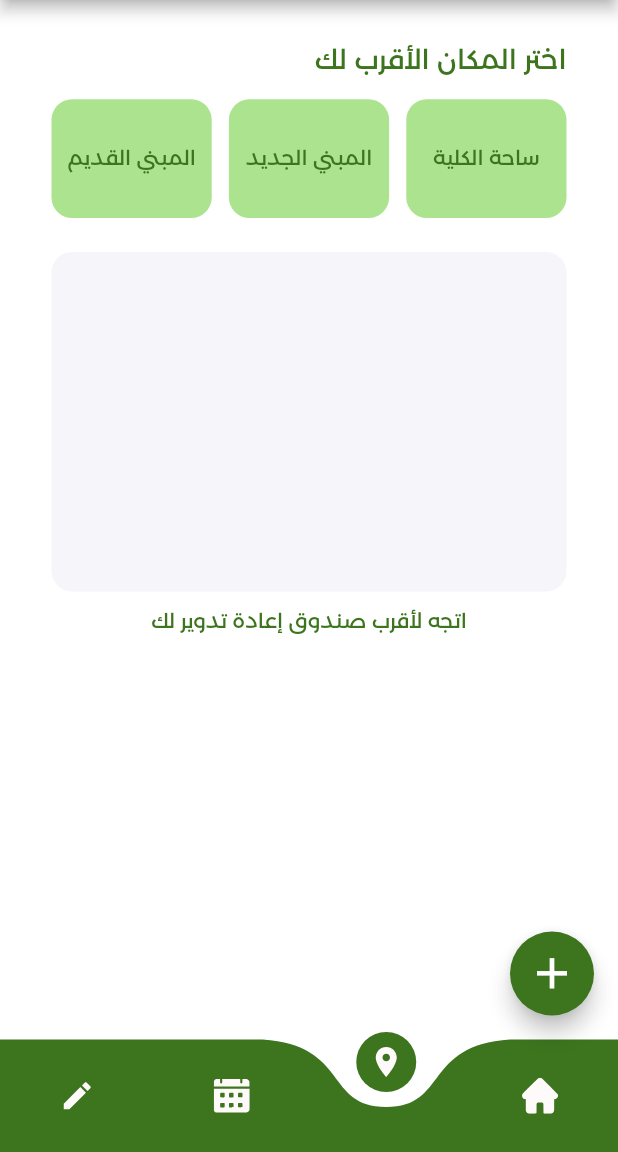
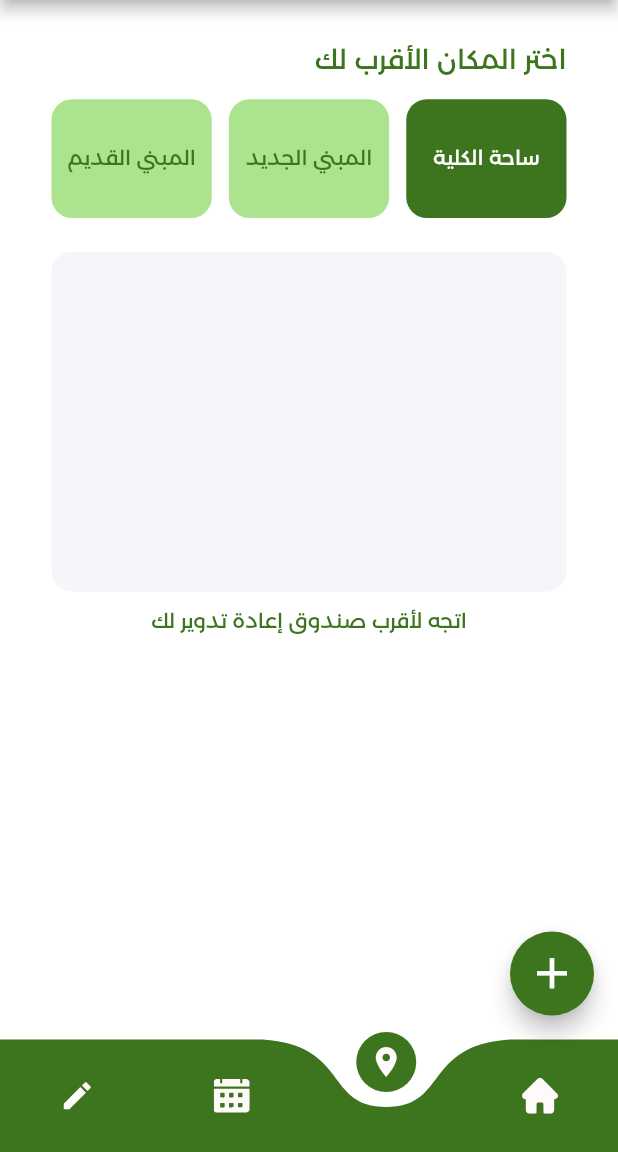
Before and after one commit to ahmed-tarek-salem/green_cycle, a Flutter app: the HomeLayoutScreen screen opened by its route, item 2 of the bottom bar chosen, on a phone screen of 412 x 824 dp, the part 84-1236 px from its top. Run offline on Flutter 3.47's test engine with Material 2 defaults, Android fonts, the phone set to English and light mode, and no system bars; drawn by our look-alikes of curved_navigation_bar; our stand-ins replace dio, flutter_screenutil, flutter_smart_dialog, flutter_spinkit, flutter_svg, form_builder_validators and 2 more; accounts and stored records are empty; project files that could hold a hidden picture were left out.

Commit message:
location tabs

```diff
--- a/lib/modules/home_layout/home_layout_bindings.dart
+++ b/lib/modules/home_layout/home_layout_bindings.dart
@@ -1,9 +1,11 @@
 import 'package:get/get.dart';
 import 'package:green_cycle/modules/home_layout/home_layout_controller.dart';
+import 'package:green_cycle/modules/tabs/locations/locations_controller.dart';
 
 class HomeLayoutBindings extends Bindings {
   @override
   void dependencies() {
     Get.lazyPut(() => HomeLayoutController());
+    Get.lazyPut(() => LocationsController());
   }
 }
--- a/lib/modules/home_layout/home_layout_controller.dart
+++ b/lib/modules/home_layout/home_layout_controller.dart
@@ -17,7 +17,6 @@ class HomeLayoutController extends GetxController {
   ];
 
   set navBarIndex(int index) {
-    print(index);
     _navBarIndex.value = index;
     update();
   }
--- a/lib/modules/tabs/locations/locations_tab.dart
+++ b/lib/modules/tabs/locations/locations_tab.dart
@@ -27,11 +27,13 @@ class LocationsTab extends StatelessWidget {
           SizedBox(height: 14.h),
           Row(
             children: [
-              const LocationTile(name: 'ساحة الكلية', index: 0),
+              const LocationTile(name: 'ساحة الكلية', index: 0, isActive: true),
               SizedBox(width: 10.w),
-              const LocationTile(name: 'المبني الجديد', index: 1),
+              const LocationTile(
+                  name: 'المبني الجديد', index: 1, isActive: false),
               SizedBox(width: 10.w),
-              const LocationTile(name: 'المبني القديم', index: 2),
+              const LocationTile(
+                  name: 'المبني القديم', index: 2, isActive: false),
             ],
           ),
           SizedBox(height: 20.h),
--- a/lib/modules/tabs/locations/widgets/location_tile.dart
+++ b/lib/modules/tabs/locations/widgets/location_tile.dart
@@ -1,15 +1,19 @@
 import 'package:flutter/material.dart';
 import 'package:flutter_screenutil/flutter_screenutil.dart';
+import 'package:get/get.dart';
+import 'package:green_cycle/modules/tabs/locations/locations_controller.dart';
 import 'package:green_cycle/theme/app_colors.dart';
 import 'package:green_cycle/utilities/global/app_constants.dart';
 
 class LocationTile extends StatelessWidget {
   final String name;
   final int index;
+  final bool isActive;
 
   const LocationTile({
     required this.name,
     required this.index,
+    required this.isActive,
     super.key,
   });
 
@@ -19,9 +23,13 @@ class LocationTile extends StatelessWidget {
       child: Container(
         height: 70.h,
         decoration: BoxDecoration(
-            color: AppColors.secondary,
+            color: isActive ? AppColors.primary : AppColors.secondary,
             borderRadius: BorderRadius.circular(AppConstants.borderRadius)),
-        child: Center(child: Text(name)),
+        child: Center(
+            child: Text(
+          name,
+          style: TextStyle(color: isActive ? Colors.white : AppColors.primary),
+        )),
       ),
     );
   }
```
Also changed, not shown: lib/modules/tabs/locations/locations_controller.dart (+14 -2 lines).
